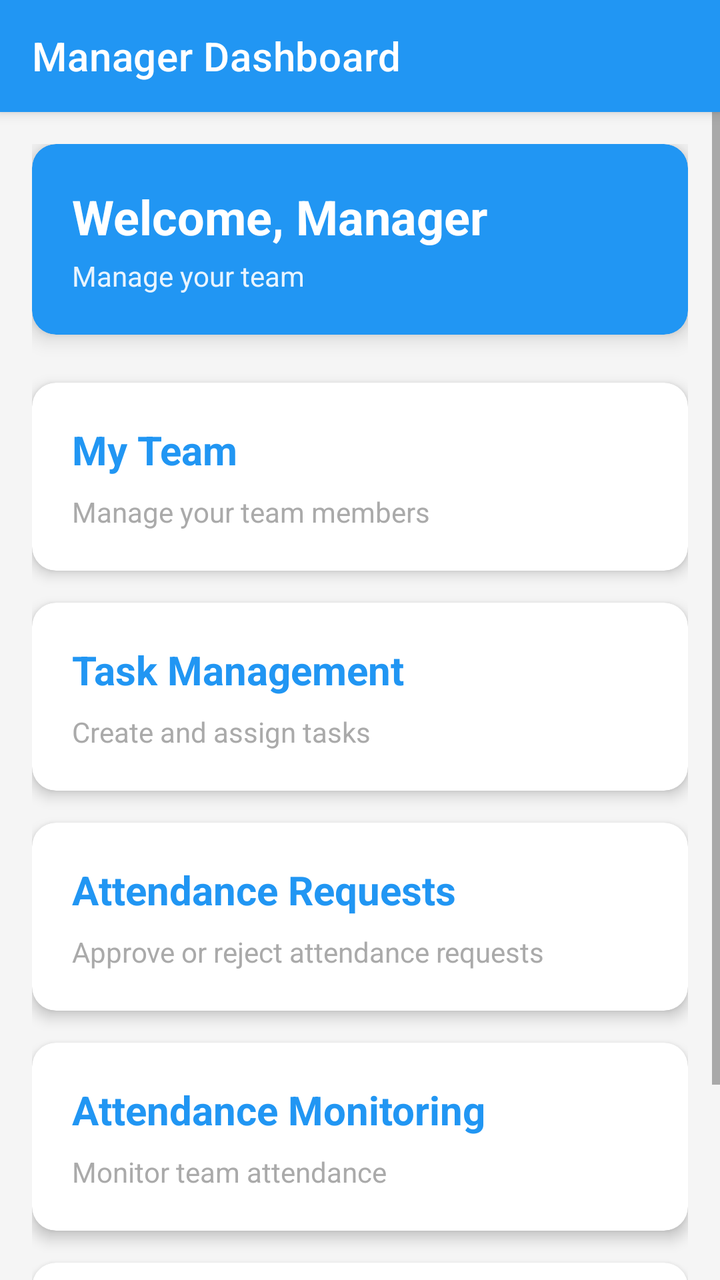
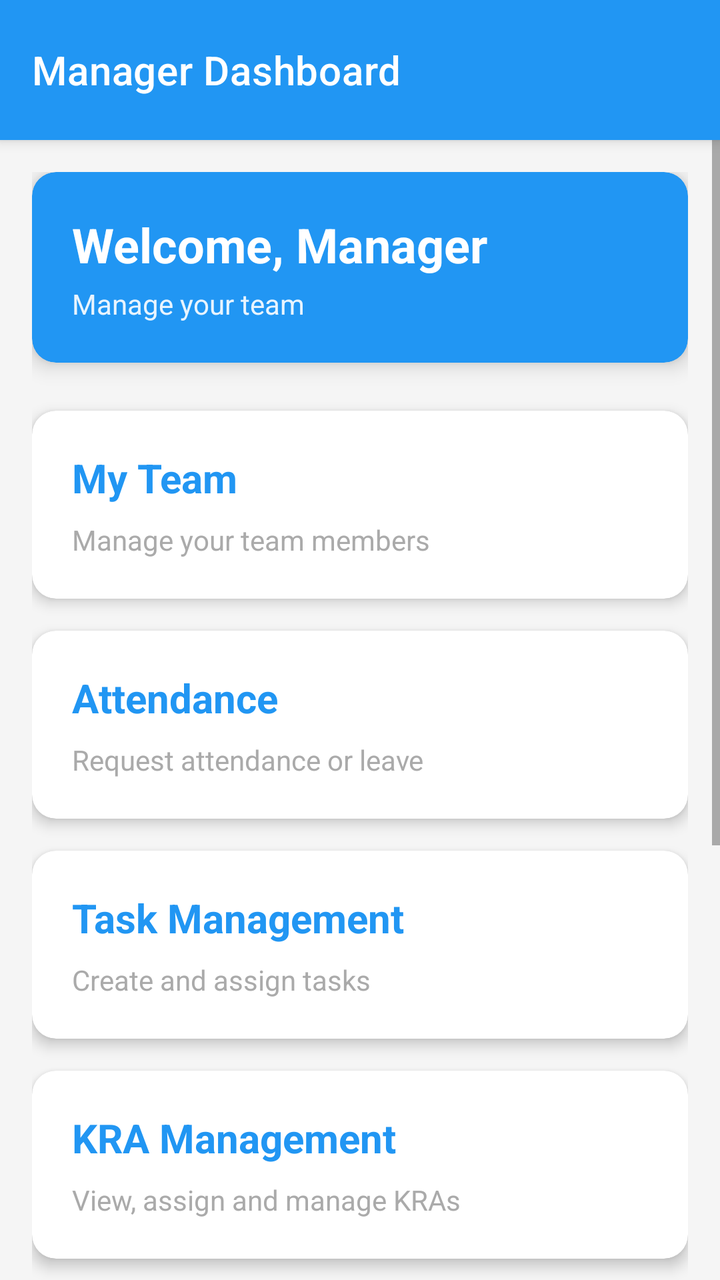

The first picture is an Android layout as it rendered before a commit; the second is the same layout after the commit. The layout source and the unified diff follow.
<!-- AndroidManifest.xml: application theme Theme.UnifiedHRSystem -->
<!-- res/layout/activity_manager_dashboard.xml -->
<?xml version="1.0" encoding="utf-8"?>
<androidx.coordinatorlayout.widget.CoordinatorLayout xmlns:android="http://schemas.android.com/apk/res/android"
    xmlns:app="http://schemas.android.com/apk/res-auto"
    android:layout_width="match_parent"
    android:layout_height="match_parent"
    android:background="@color/background">

    <com.google.android.material.appbar.AppBarLayout
        android:layout_width="match_parent"
        android:layout_height="wrap_content"
        android:theme="@style/ThemeOverlay.AppCompat.Dark.ActionBar">

        <com.google.android.material.appbar.MaterialToolbar
            android:id="@+id/toolbar"
            android:layout_width="match_parent"
            android:layout_height="?attr/actionBarSize"
            android:background="@color/primary"
            app:title="Manager Dashboard"
            app:titleTextColor="@color/white" />

    </com.google.android.material.appbar.AppBarLayout>

    <ScrollView
        android:layout_width="match_parent"
        android:layout_height="match_parent"
        app:layout_behavior="@string/appbar_scrolling_view_behavior">

        <LinearLayout
            android:layout_width="match_parent"
            android:layout_height="wrap_content"
            android:orientation="vertical"
            android:padding="16dp">

            <androidx.cardview.widget.CardView
                android:layout_width="match_parent"
                android:layout_height="wrap_content"
                android:layout_marginBottom="24dp"
                app:cardCornerRadius="12dp"
                app:cardElevation="6dp"
                app:cardBackgroundColor="@color/primary">

                <LinearLayout
                    android:layout_width="match_parent"
                    android:layout_height="wrap_content"
                    android:orientation="vertical"
                    android:padding="20dp">

                    <TextView
                        android:id="@+id/tvWelcome"
                        android:layout_width="match_parent"
                        android:layout_height="wrap_content"
                        android:text="Welcome, Manager"
                        android:textSize="24sp"
                        android:textStyle="bold"
                        android:textColor="@color/white" />

                    <TextView
                        android:layout_width="match_parent"
                        android:layout_height="wrap_content"
                        android:text="Manage your team"
                        android:textSize="14sp"
                        android:textColor="@color/white"
                        android:alpha="0.9"
                        android:layout_marginTop="4dp" />

                </LinearLayout>
            </androidx.cardview.widget.CardView>

            <androidx.cardview.widget.CardView
                android:id="@+id/cvTeam"
                android:layout_width="match_parent"
                android:layout_height="wrap_content"
                android:layout_marginBottom="16dp"
                app:cardCornerRadius="12dp"
                app:cardElevation="4dp"
                android:clickable="true"
                android:focusable="true"
                android:foreground="?android:attr/selectableItemBackground">

                <LinearLayout
                    android:layout_width="match_parent"
                    android:layout_height="wrap_content"
                    android:orientation="vertical"
                    android:padding="20dp">

                    <TextView
                        android:layout_width="wrap_content"
                        android:layout_height="wrap_content"
                        android:text="My Team"
                        android:textSize="20sp"
                        android:textStyle="bold"
                        android:textColor="@color/primary" />

                    <TextView
                        android:layout_width="wrap_content"
                        android:layout_height="wrap_content"
                        android:text="Manage your team members"
                        android:textSize="14sp"
                        android:textColor="@android:color/darker_gray"
                        android:layout_marginTop="8dp" />
                </LinearLayout>
            </androidx.cardview.widget.CardView>

            <androidx.cardview.widget.CardView
                android:id="@+id/cvTasks"
                android:layout_width="match_parent"
                android:layout_height="wrap_content"
                android:layout_marginBottom="16dp"
                app:cardCornerRadius="12dp"
                app:cardElevation="4dp"
                android:clickable="true"
                android:focusable="true"
                android:foreground="?android:attr/selectableItemBackground">

                <LinearLayout
                    android:layout_width="match_parent"
                    android:layout_height="wrap_content"
                    android:orientation="vertical"
                    android:padding="20dp">

                    <TextView
                        android:layout_width="wrap_content"
                        android:layout_height="wrap_content"
                        android:text="Task Management"
                        android:textSize="20sp"
                        android:textStyle="bold"
                        android:textColor="@color/primary" />

                    <TextView
                        android:layout_width="wrap_content"
                        android:layout_height="wrap_content"
                        android:text="Create and assign tasks"
                        android:textSize="14sp"
                        android:textColor="@android:color/darker_gray"
                        android:layout_marginTop="8dp" />
                </LinearLayout>
            </androidx.cardview.widget.CardView>

            <androidx.cardview.widget.CardView
                android:id="@+id/cvAttendance"
                android:layout_width="match_parent"
                android:layout_height="wrap_content"
                android:layout_marginBottom="16dp"
                app:cardCornerRadius="12dp"
                app:cardElevation="4dp"
                android:clickable="true"
                android:focusable="true"
                android:foreground="?android:attr/selectableItemBackground">

                <LinearLayout
                    android:layout_width="match_parent"
                    android:layout_height="wrap_content"
                    android:orientation="vertical"
                    android:padding="20dp">

                    <TextView
                        android:layout_width="wrap_content"
                        android:layout_height="wrap_content"
                        android:text="Attendance Requests"
                        android:textSize="20sp"
                        android:textStyle="bold"
                        android:textColor="@color/primary" />

                    <TextView
                        android:layout_width="wrap_content"
                        android:layout_height="wrap_content"
                        android:text="Approve or reject attendance requests"
                        android:textSize="14sp"
                        android:textColor="@android:color/darker_gray"
                        android:layout_marginTop="8dp" />
                </LinearLayout>
            </androidx.cardview.widget.CardView>

            <androidx.cardview.widget.CardView
                android:id="@+id/cvAttendanceMonitoring"
                android:layout_width="match_parent"
                android:layout_height="wrap_content"
                android:layout_marginBottom="16dp"
                app:cardCornerRadius="12dp"
                app:cardElevation="4dp"
                android:clickable="true"
                android:focusable="true"
                android:foreground="?android:attr/selectableItemBackground">

                <LinearLayout
                    android:layout_width="match_parent"
                    android:layout_height="wrap_content"
                    android:orientation="vertical"
                    android:padding="20dp">

                    <TextView
                        android:layout_width="wrap_content"
                        android:layout_height="wrap_content"
                        android:text="Attendance Monitoring"
                        android:textSize="20sp"
                        android:textStyle="bold"
                        android:textColor="@color/primary" />

                    <TextView
                        android:layout_width="wrap_content"
                        android:layout_height="wrap_content"
                        android:text="Monitor team attendance"
                        android:textSize="14sp"
                        android:textColor="@android:color/darker_gray"
                        android:layout_marginTop="8dp" />
                </LinearLayout>
            </androidx.cardview.widget.CardView>

            <androidx.cardview.widget.CardView
                android:id="@+id/cvRecruitment"
                android:layout_width="match_parent"
                android:layout_height="wrap_content"
                android:layout_marginBottom="16dp"
                app:cardCornerRadius="12dp"
                app:cardElevation="4dp"
                android:clickable="true"
                android:focusable="true"
                android:foreground="?android:attr/selectableItemBackground">

                <LinearLayout
                    android:layout_width="match_parent"
                    android:layout_height="wrap_content"
                    android:orientation="vertical"
                    android:padding="20dp">

                    <TextView
                        android:layout_width="wrap_content"
                        android:layout_height="wrap_content"
                        android:text="Recruitment"
                        android:textSize="20sp"
                        android:textStyle="bold"
                        android:textColor="@color/primary" />

                    <TextView
                        android:layout_width="wrap_content"
                        android:layout_height="wrap_content"
                        android:text="Post jobs and manage applicants"
                        android:textSize="14sp"
                        android:textColor="@android:color/darker_gray"
                        android:layout_marginTop="8dp" />
                </LinearLayout>
            </androidx.cardview.widget.CardView>

        </LinearLayout>
    </ScrollView>
</androidx.coordinatorlayout.widget.CoordinatorLayout>
<!-- resources referenced by this layout -->
<resources>
  <color name="background">#FFF5F5F5</color>
  <color name="primary">#FF2196F3</color>
  <color name="white">#FFFFFFFF</color>
  <style name="Theme.UnifiedHRSystem" parent="Theme.MaterialComponents.DayNight.NoActionBar">
          <item name="colorPrimary">@color/primary</item>
          <item name="colorPrimaryDark">@color/primary_dark</item>
          <item name="colorAccent">@color/accent</item>
          <item name="toolbarStyle">@style/Widget.UnifiedHR.Toolbar</item>
      </style>
  <color name="primary_dark">#FF1976D2</color>
  <color name="accent">#FFFF5722</color>
  <style name="Widget.UnifiedHR.Toolbar" parent="Widget.MaterialComponents.Toolbar">
          <item name="popupTheme">@style/ThemeOverlay.MaterialComponents.Light</item>
          <item name="titleTextColor">@color/white</item>
          <item name="subtitleTextColor">@color/white</item>
      </style>
</resources>

<!-- the commit's change to res/layout/activity_manager_dashboard.xml (unified diff, before → after) -->
@@ -5,6 +5,7 @@
     android:layout_height="match_parent"
     android:background="@color/background">
 
+
     <com.google.android.material.appbar.AppBarLayout
         android:layout_width="match_parent"
         android:layout_height="wrap_content"
@@ -13,10 +14,14 @@
         <com.google.android.material.appbar.MaterialToolbar
             android:id="@+id/toolbar"
             android:layout_width="match_parent"
-            android:layout_height="?attr/actionBarSize"
+            android:layout_height="70dp"
             android:background="@color/primary"
             app:title="Manager Dashboard"
-            app:titleTextColor="@color/white" />
+            app:titleTextColor="@color/white"
+            app:titleCentered="false"
+            app:contentInsetStartWithNavigation="0dp"
+            app:contentInsetLeft="16dp" />
+
 
     </com.google.android.material.appbar.AppBarLayout>
 
@@ -102,6 +107,41 @@
             </androidx.cardview.widget.CardView>
 
             <androidx.cardview.widget.CardView
+                android:id="@+id/cvAttendance"
+                android:layout_width="match_parent"
+                android:layout_height="wrap_content"
+                android:layout_marginBottom="16dp"
+                app:cardCornerRadius="12dp"
+                app:cardElevation="4dp"
+                android:clickable="true"
+                android:focusable="true"
+                android:foreground="?android:attr/selectableItemBackground">
+
+                <LinearLayout
+                    android:layout_width="match_parent"
+                    android:layout_height="wrap_content"
+                    android:orientation="vertical"
+                    android:padding="20dp">
+
+                    <TextView
+                        android:layout_width="wrap_content"
+                        android:layout_height="wrap_content"
+                        android:text="Attendance"
+                        android:textSize="20sp"
+                        android:textStyle="bold"
+                        android:textColor="@color/primary" />
+
+                    <TextView
+                        android:layout_width="wrap_content"
+                        android:layout_height="wrap_content"
+                        android:text="Request attendance or leave"
+                        android:textSize="14sp"
+                        android:textColor="@android:color/darker_gray"
+                        android:layout_marginTop="8dp" />
+                </LinearLayout>
+            </androidx.cardview.widget.CardView>
+
+            <androidx.cardview.widget.CardView
                 android:id="@+id/cvTasks"
                 android:layout_width="match_parent"
                 android:layout_height="wrap_content"
@@ -137,7 +177,42 @@
             </androidx.cardview.widget.CardView>
 
             <androidx.cardview.widget.CardView
-                android:id="@+id/cvAttendance"
+                android:id="@+id/cvKRA"
+                android:layout_width="match_parent"
+                android:layout_height="wrap_content"
+                android:layout_marginBottom="16dp"
+                app:cardCornerRadius="12dp"
+                app:cardElevation="4dp"
+                android:clickable="true"
+                android:focusable="true"
+                android:foreground="?android:attr/selectableItemBackground">
+
+                <LinearLayout
+                    android:layout_width="match_parent"
+                    android:layout_height="wrap_content"
+                    android:orientation="vertical"
+                    android:padding="20dp">
+
+                    <TextView
+                        android:layout_width="wrap_content"
+                        android:layout_height="wrap_content"
+                        android:text="KRA Management"
+                        android:textSize="20sp"
+                        android:textStyle="bold"
+                        android:textColor="@color/primary" />
+
+                    <TextView
+                        android:layout_width="wrap_content"
+                        android:layout_height="wrap_content"
+                        android:text="View, assign and manage KRAs"
+                        android:textSize="14sp"
+                        android:textColor="@android:color/darker_gray"
+                        android:layout_marginTop="8dp" />
+                </LinearLayout>
+            </androidx.cardview.widget.CardView>
+
+            <androidx.cardview.widget.CardView
+                android:id="@+id/cvAttendanceRequests"
                 android:layout_width="match_parent"
                 android:layout_height="wrap_content"
                 android:layout_marginBottom="16dp"
<!-- resource entries referenced after the edit -->
@@ -1,7 +1,7 @@
 <!-- resources referenced by this layout -->
 <resources>
   <color name="background">#FFF5F5F5</color>
-  <color name="primary">#FF2196F3</color>
+  <color name="primary">#2196F3</color>
   <color name="white">#FFFFFFFF</color>
   <style name="Theme.UnifiedHRSystem" parent="Theme.MaterialComponents.DayNight.NoActionBar">
           <item name="colorPrimary">@color/primary</item>
@@ -9,8 +9,8 @@
           <item name="colorAccent">@color/accent</item>
           <item name="toolbarStyle">@style/Widget.UnifiedHR.Toolbar</item>
       </style>
-  <color name="primary_dark">#FF1976D2</color>
-  <color name="accent">#FFFF5722</color>
+  <color name="primary_dark">#1976D2</color>
+  <color name="accent">#4CAF50</color>
   <style name="Widget.UnifiedHR.Toolbar" parent="Widget.MaterialComponents.Toolbar">
           <item name="popupTheme">@style/ThemeOverlay.MaterialComponents.Light</item>
           <item name="titleTextColor">@color/white</item>
